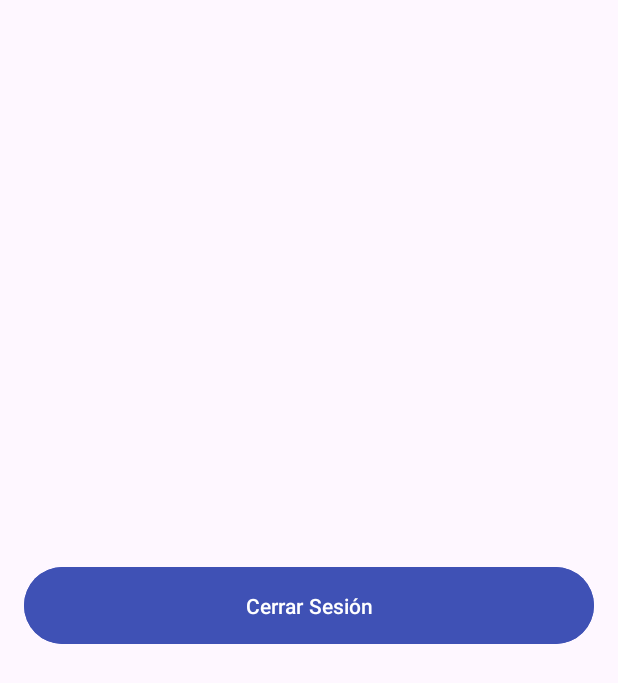
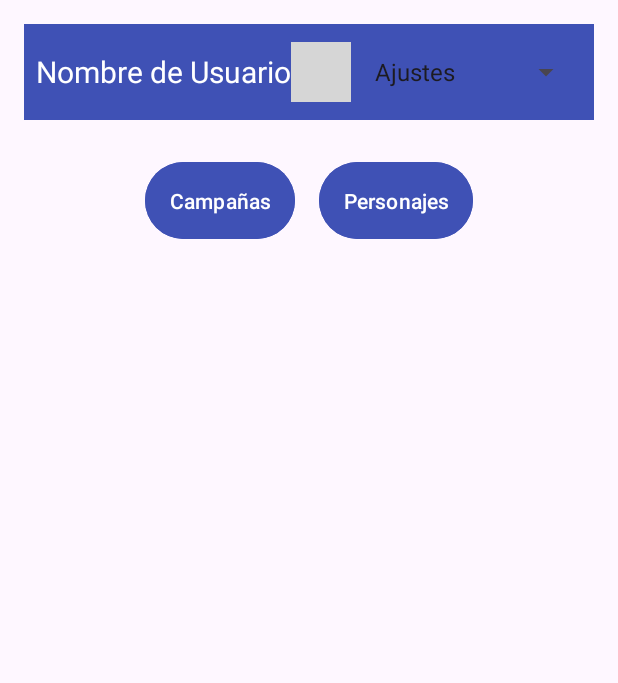
Before and after one commit to pedrocp56/TFC_Pedro_Cerredelo, an Android app: the PantallaPrincipal screen opened directly, with no data from a screen before it, on a phone screen of 412 x 824 dp. Shown: the top 683 px of the screen. Run offline under Robolectric (Android 15) with nearby library versions, the phone set to English and light mode, and no system bars; network calls fail; grey boxes are pictures that could not be loaded.

Commit message:
cosas varias

```diff
--- a/Gestor/app/src/main/AndroidManifest.xml
+++ b/Gestor/app/src/main/AndroidManifest.xml
@@ -4,7 +4,7 @@
 
     <uses-feature
         android:name="android.hardware.camera"
-        android:required="false" />
+        android:required="true" />
 
     <uses-permission android:name="android.permission.READ_EXTERNAL_STORAGE" />
     <uses-permission android:name="android.permission.WRITE_EXTERNAL_STORAGE" />
--- a/Gestor/app/src/main/java/com/cerredelo/gestor/PantallaPrincipal.java
+++ b/Gestor/app/src/main/java/com/cerredelo/gestor/PantallaPrincipal.java
@@ -3,7 +3,11 @@ package com.cerredelo.gestor;
 import android.content.Intent;
 import android.os.Bundle;
 import android.view.View;
-import android.widget.Button;
+import android.widget.AdapterView;
+import android.widget.ArrayAdapter;
+import android.widget.ImageView;
+import android.widget.Spinner;
+import android.widget.TextView;
 
 import androidx.appcompat.app.AppCompatActivity;
 
@@ -14,18 +18,47 @@ public class PantallaPrincipal extends AppCompatActivity {
         super.onCreate(savedInstanceState);
         setContentView(R.layout.activity_pantalla_principal);
 
-        Button logoutButton = findViewById(R.id.logout_button);
-        logoutButton.setOnClickListener(new View.OnClickListener() {
+        // Obtener referencias a las vistas
+        TextView userNameTextView = findViewById(R.id.user_name);
+        ImageView userIconImageView = findViewById(R.id.user_icon);
+        Spinner dropdownMenu = findViewById(R.id.menuusuario);
+
+        // Configurar el menú desplegable
+        ArrayAdapter<CharSequence> adapter = ArrayAdapter.createFromResource(this, R.array.opcionesPerfil, android.R.layout.simple_spinner_dropdown_item);
+        dropdownMenu.setAdapter(adapter);
+
+        dropdownMenu.setOnItemSelectedListener(new AdapterView.OnItemSelectedListener() {
             @Override
-            public void onClick(View v) {
-                // Aquí puedes agregar cualquier lógica necesaria para cerrar la sesión
-                // Por ejemplo, limpiar datos de sesión o cerrar la sesión en el servidor
+            public void onItemSelected(AdapterView<?> parent, View view, int position, long id) {
+                // Manejar la selección del elemento del menú aquí
+                switch (position) {
+                    case 0:
+                        // Ajustes: agregar la lógica necesaria para abrir la pantalla de ajustes
+                        break;
+                    case 1:
+                        // Perfil: agregar la lógica necesaria para abrir la pantalla de perfil
+                        break;
+                    case 2:
+                        // Cerrar Sesión: agregar la lógica necesaria para cerrar la sesión
+                        cerrarSesion();
+                        break;
+                }
+            }
 
-                // Luego, navega de vuelta a la pantalla de inicio
-                Intent intent = new Intent(PantallaPrincipal.this, Login.class);
-                startActivity(intent);
-                finish(); // Cerrar la actividad actual
+            @Override
+            public void onNothingSelected(AdapterView<?> parent) {
+                // Opcional: manejar caso en que no se selecciona nada
             }
         });
     }
+
+    private void cerrarSesion() {
+        // Aquí puedes agregar cualquier lógica necesaria para cerrar la sesión
+        // Por ejemplo, limpiar datos de sesión o cerrar la sesión en el servidor
+
+        // Luego, navega de vuelta a la pantalla de inicio de sesión
+        Intent intent = new Intent(PantallaPrincipal.this, Login.class);
+        startActivity(intent);
+        finish(); // Cerrar la actividad actual
+    }
 }
--- a/Gestor/app/src/main/res/layout/activity_pantalla_principal.xml
+++ b/Gestor/app/src/main/res/layout/activity_pantalla_principal.xml
@@ -1,18 +1,77 @@
 <?xml version="1.0" encoding="utf-8"?>
 <LinearLayout xmlns:android="http://schemas.android.com/apk/res/android"
-    xmlns:app="http://schemas.android.com/apk/res-auto"
     xmlns:tools="http://schemas.android.com/tools"
-    android:id="@+id/main"
     android:layout_width="match_parent"
     android:layout_height="match_parent"
     android:orientation="vertical"
-    android:gravity="center"
     android:padding="16dp"
     tools:context=".PantallaPrincipal">
 
-    <Button
-        android:id="@+id/logout_button"
-        style="@style/ButtonStyle"
-        android:text="Cerrar Sesión" />
+        <!-- Barra superior con fondo azul -->
+        <LinearLayout
+            android:layout_width="match_parent"
+            android:layout_height="wrap_content"
+            android:orientation="horizontal"
+            android:background="#3F51B5"
+            android:padding="8dp"
+            android:gravity="center_vertical">
+
+                <!-- Texto de usuario -->
+                <TextView
+                    android:id="@+id/user_name"
+                    android:layout_width="wrap_content"
+                    android:layout_height="wrap_content"
+                    android:text="Nombre de Usuario"
+                    android:textSize="20sp"
+                    android:textColor="#FFFFFF"
+                    android:layout_gravity="center"/>
+                <!-- Icono de usuario -->
+                <ImageView
+                    android:id="@+id/user_icon"
+                    android:layout_width="40dp"
+                    android:layout_height="40dp"
+                    android:src="@drawable/sinimagen"
+                    android:layout_marginEnd="8dp"/>
+                <!-- Menú desplegable -->
+                <Spinner
+                    android:id="@+id/menuusuario"
+                    android:layout_width="wrap_content"
+                    android:layout_height="wrap_content"
+                    android:textColor="#FFFFFF"/>
+
+        </LinearLayout>
+
+        <!-- Espacio en blanco -->
+        <View
+            android:layout_width="match_parent"
+            android:layout_height="16dp"/>
+
+        <!-- Botones de Campañas y Personajes -->
+        <LinearLayout
+            android:layout_width="match_parent"
+            android:layout_height="wrap_content"
+            android:orientation="horizontal"
+            android:gravity="center_horizontal"
+            android:layout_marginTop="8dp">
+
+                <!-- Botón de Campañas -->
+                <Button
+                    android:id="@+id/campaigns_button"
+                    style="@style/ButtonStyle"
+                    android:layout_width="wrap_content"
+                    android:layout_height="wrap_content"
+                    android:text="Campañas"
+                    android:layout_marginEnd="8dp"/>
+
+                <!-- Botón de Personajes -->
+                <Button
+                    android:id="@+id/characters_button"
+                    style="@style/ButtonStyle"
+                    android:layout_width="wrap_content"
+                    android:layout_height="wrap_content"
+                    android:text="Personajes"
+                    android:layout_marginStart="8dp"/>
+
+        </LinearLayout>
 
 </LinearLayout>
--- a/Gestor/app/src/main/res/values/strings.xml
+++ b/Gestor/app/src/main/res/values/strings.xml
@@ -1,3 +1,8 @@
 <resources>
     <string name="app_name">Gestor</string>
+    <string-array name="opcionesPerfil">
+        <item>Ajustes</item>
+        <item>Perfil</item>
+        <item>Cerrar Sesión</item>
+    </string-array>
 </resources>
```
Also changed, not shown: Gestor/app/src/main/java/com/cerredelo/gestor/Registro.java (+30 -0 lines), Gestor/app/src/main/res/layout/activity_registro.xml (+26 -0 lines), Gestor/app/src/main/res/menu/menuusuario.xml (added, +11 -0 lines), Gestor/app/src/main/res/drawable/camara.jpg (added), 1 other file.
